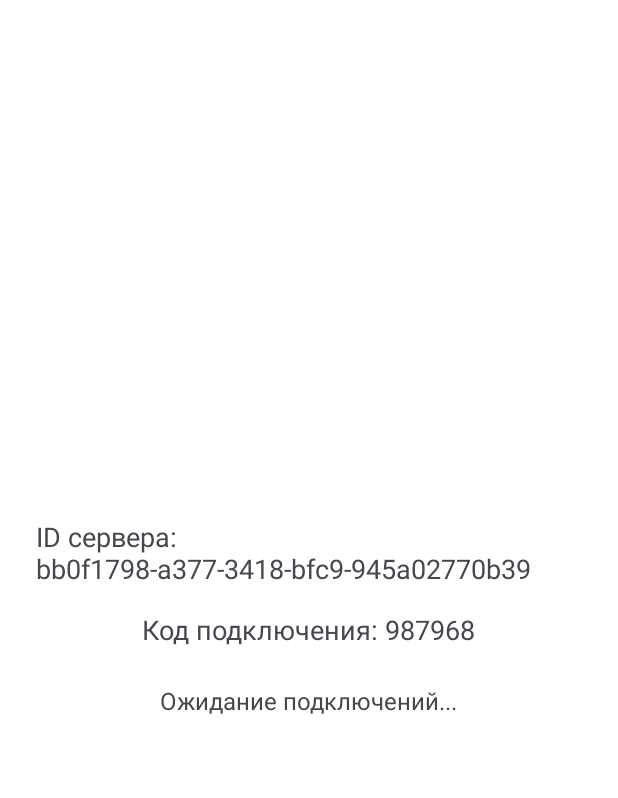
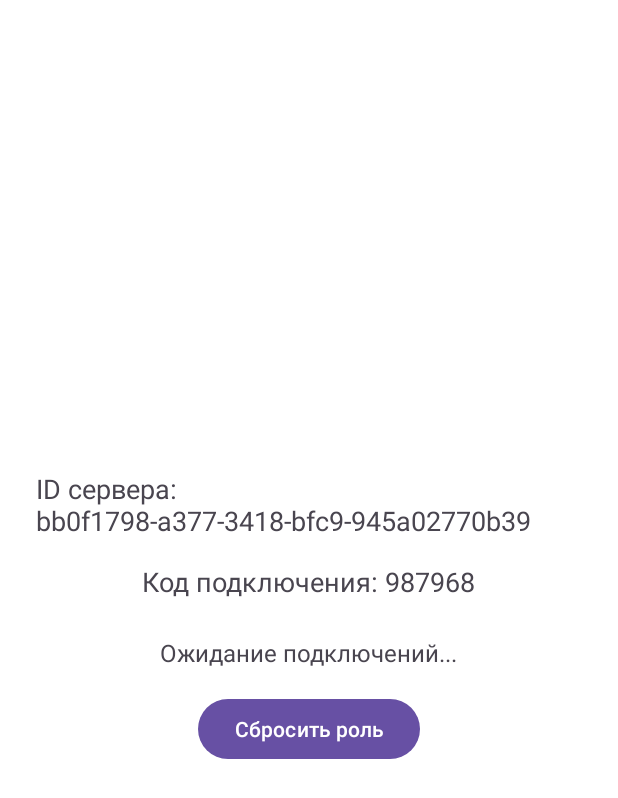
Before and after one commit to wizand0/SafeOrbit, an Android app: the screen it shows after launch (ServerMainActivity), after a tap on "Сервер", on a phone screen of 412 x 824 dp. Shown: the top 798 px of the screen. Run offline under Robolectric (Android 15) with nearby library versions, the phone set to English and light mode, and no system bars; our stand-ins replace Dagger/Hilt's generated code, Firebase (no records; nobody signed in at launch, a user with empty details on screens opened directly).

Commit message:
working app v 1.0

```diff
--- a/app/build.gradle
+++ b/app/build.gradle
@@ -4,6 +4,8 @@ plugins {
     id 'kotlin-kapt'
     id("com.google.devtools.ksp")
     id 'com.google.dagger.hilt.android'
+
+    id 'com.google.gms.google-services'
 
 }
 
@@ -72,3 +74,4 @@ dependencies {
     // Kotlin Coroutines
     implementation libs.kotlinx.coroutines.android
 }
+apply plugin: 'com.google.gms.google-services'
--- a/app/src/main/AndroidManifest.xml
+++ b/app/src/main/AndroidManifest.xml
@@ -5,7 +5,6 @@
     <uses-permission android:name="android.permission.FOREGROUND_SERVICE_LOCATION"/>
     <uses-permission android:name="android.permission.ACCESS_FINE_LOCATION"/>
     <uses-permission android:name="android.permission.ACCESS_COARSE_LOCATION"/>
-    <uses-permission android:name="android.permission.FOREGROUND_SERVICE"/>
     <uses-permission android:name="android.permission.ACTIVITY_RECOGNITION"/>
     <application
         android:name=".MainApplication"
--- a/app/src/main/java/ru/wizand/safeorbit/presentation/role/RoleSelectionActivity.kt
+++ b/app/src/main/java/ru/wizand/safeorbit/presentation/role/RoleSelectionActivity.kt
@@ -2,12 +2,12 @@ package ru.wizand.safeorbit.presentation.role
 
 import android.content.Intent
 import android.os.Bundle
-import androidx.activity.enableEdgeToEdge
+import android.util.Log
+import android.view.View
+import android.widget.Toast
 import androidx.activity.viewModels
 import androidx.appcompat.app.AppCompatActivity
-import androidx.core.view.ViewCompat
-import androidx.core.view.WindowInsetsCompat
-import ru.wizand.safeorbit.R
+import com.google.firebase.auth.FirebaseAuth
 import ru.wizand.safeorbit.data.model.UserRole
 import ru.wizand.safeorbit.databinding.ActivityRoleSelectionBinding
 import ru.wizand.safeorbit.presentation.client.ClientMainActivity
@@ -20,17 +20,86 @@ class RoleSelectionActivity : AppCompatActivity() {
 
     override fun onCreate(savedInstanceState: Bundle?) {
         super.onCreate(savedInstanceState)
+
         binding = ActivityRoleSelectionBinding.inflate(layoutInflater)
-        enableEdgeToEdge()
         setContentView(binding.root)
+
+        binding.progressAuth.visibility = View.VISIBLE
+        signInAnonymouslyIfNeeded()
+        checkFirebaseConnection()
+
+        // ⬇️ Автопереход, если уже выбрана роль
+        viewModel.getUserRole()?.let { role ->
+            when (role) {
+                UserRole.SERVER -> {
+                    startActivity(Intent(this, ServerMainActivity::class.java))
+                    finish() // закрываем экран выбора
+                    return
+                }
+                UserRole.CLIENT -> {
+                    startActivity(Intent(this, ClientMainActivity::class.java))
+                    finish()
+                    return
+                }
+            }
+        }
+
+        // если роль не выбрана — показываем выбор
         binding.btnServer.setOnClickListener {
             viewModel.saveUserRole(UserRole.SERVER)
+            saveUserRoleToDatabase("server")
             startActivity(Intent(this, ServerMainActivity::class.java))
         }
 
         binding.btnClient.setOnClickListener {
             viewModel.saveUserRole(UserRole.CLIENT)
+            saveUserRoleToDatabase("client")
             startActivity(Intent(this, ClientMainActivity::class.java))
         }
     }
+
+    private fun signInAnonymouslyIfNeeded() {
+        val auth = FirebaseAuth.getInstance()
+        if (auth.currentUser == null) {
+            auth.signInAnonymously()
+                .addOnSuccessListener {
+                    binding.progressAuth.visibility = View.GONE
+                    Log.d("AUTH", "Анонимный вход выполнен")
+                }
+                .addOnFailureListener {
+                    binding.progressAuth.visibility = View.GONE
+                    Toast.makeText(this, "Ошибка входа: ${it.message}", Toast.LENGTH_LONG).show()
+                }
+        } else {
+            binding.progressAuth.visibility = View.GONE
+        }
+    }
+
+    private fun saveUserRoleToDatabase(role: String) {
+        val uid = FirebaseAuth.getInstance().currentUser?.uid ?: return
+        val db = com.google.firebase.database.FirebaseDatabase.getInstance().reference
+        db.child("users").child(uid).setValue(mapOf("role" to role))
+    }
+
+    private fun checkFirebaseConnection() {
+        val db = com.google.firebase.database.FirebaseDatabase.getInstance().reference
+        val connectedRef = db.child(".info/connected")
+        connectedRef.addValueEventListener(object : com.google.firebase.database.ValueEventListener {
+            override fun onDataChange(snapshot: com.google.firebase.database.DataSnapshot) {
+                val connected = snapshot.getValue(Boolean::class.java) ?: false
+                if (!connected) {
+                    Toast.makeText(this@RoleSelectionActivity, "Нет подключения к Firebase", Toast.LENGTH_LONG).show()
+                }
+            }
+
+            override fun onCancelled(error: com.google.firebase.database.DatabaseError) {
+                Toast.makeText(this@RoleSelectionActivity, "Ошибка подключения: ${error.message}", Toast.LENGTH_LONG).show()
+            }
+        })
+    }
+
+
+
+
+
 }
--- a/app/src/main/res/layout/activity_client_main.xml
+++ b/app/src/main/res/layout/activity_client_main.xml
@@ -29,6 +29,12 @@
         android:layout_width="match_parent"
         android:layout_height="wrap_content"
         android:text="Подключиться" />
+    <Button
+        android:id="@+id/btnResetRole"
+        android:layout_width="wrap_content"
+        android:layout_height="wrap_content"
+        android:text="Сбросить роль"
+        android:layout_marginTop="16dp"/>
     <FrameLayout
         android:id="@+id/container"
         android:layout_width="match_parent"
--- a/app/src/main/res/layout/activity_server_main.xml
+++ b/app/src/main/res/layout/activity_server_main.xml
@@ -30,4 +30,11 @@
         android:layout_height="wrap_content"
         android:text="Ожидание подключений..."
         android:textSize="16sp" />
+
+    <Button
+        android:id="@+id/btnResetRole"
+        android:layout_width="wrap_content"
+        android:layout_height="wrap_content"
+        android:text="Сбросить роль"
+        android:layout_marginTop="16dp"/>
 </LinearLayout>
--- a/build.gradle
+++ b/build.gradle
@@ -1,7 +1,9 @@
 // Top-level build file where you can add configuration options common to all sub-projects/modules.
+
 plugins {
-alias(libs.plugins.android.application) apply false
+    alias(libs.plugins.android.application) apply false
     alias(libs.plugins.kotlin.android) apply false
     id 'com.google.dagger.hilt.android' version '2.56.2' apply false
     id("com.google.devtools.ksp") version "2.1.21-2.0.1" apply false
+    id 'com.google.gms.google-services' version '4.4.2' apply false
 }
```
Also changed, not shown: app/src/main/java/ru/wizand/safeorbit/presentation/client/ClientMainActivity.kt (+9 -0 lines), app/src/main/java/ru/wizand/safeorbit/presentation/server/ServerMainActivity.kt (+8 -0 lines), app/src/main/res/layout/activity_role_selection.xml (+8 -0 lines), app/src/main/java/ru/wizand/safeorbit/presentation/role/RoleSelectionViewModel.kt (line endings or trailing spaces), 7 other files.
